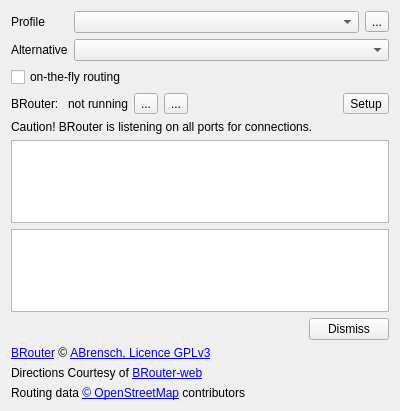
This is src/qmapshack/gis/rte/router/IRouterBRouter.ui in Maproom/qmapshack as Qt 5 draws it before an edit. The edited form follows.
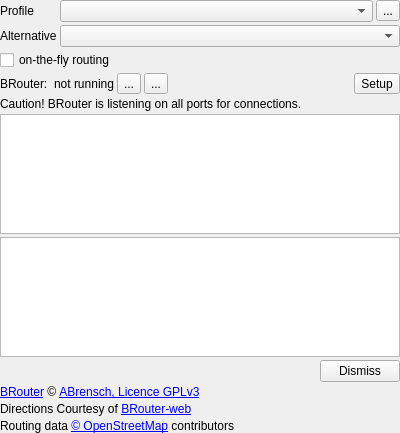
This is the edited form. Icons and pictures are not drawn.

Commit message: Finetune layouts

What changed in the file:
```diff
--- a/src/qmapshack/gis/rte/router/IRouterBRouter.ui
+++ b/src/qmapshack/gis/rte/router/IRouterBRouter.ui
@@ -7,7 +7,7 @@
     <x>0</x>
     <y>0</y>
     <width>400</width>
-    <height>411</height>
+    <height>433</height>
    </rect>
   </property>
   <property name="sizePolicy">
@@ -20,6 +20,21 @@
    <string>Form</string>
   </property>
   <layout class="QVBoxLayout" name="verticalLayout">
+   <property name="spacing">
+    <number>3</number>
+   </property>
+   <property name="leftMargin">
+    <number>0</number>
+   </property>
+   <property name="topMargin">
+    <number>0</number>
+   </property>
+   <property name="rightMargin">
+    <number>0</number>
+   </property>
+   <property name="bottomMargin">
+    <number>0</number>
+   </property>
    <item>
     <layout class="QFormLayout" name="formLayout">
      <item row="0" column="0">
```
The commit also changes 4 other files.
